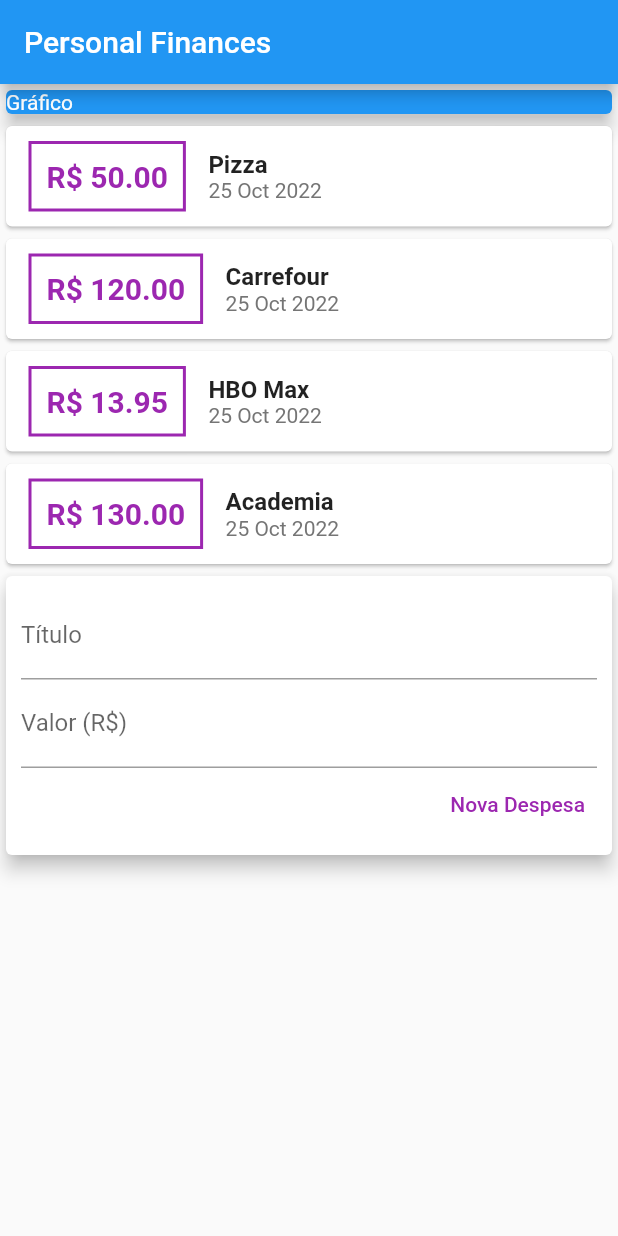
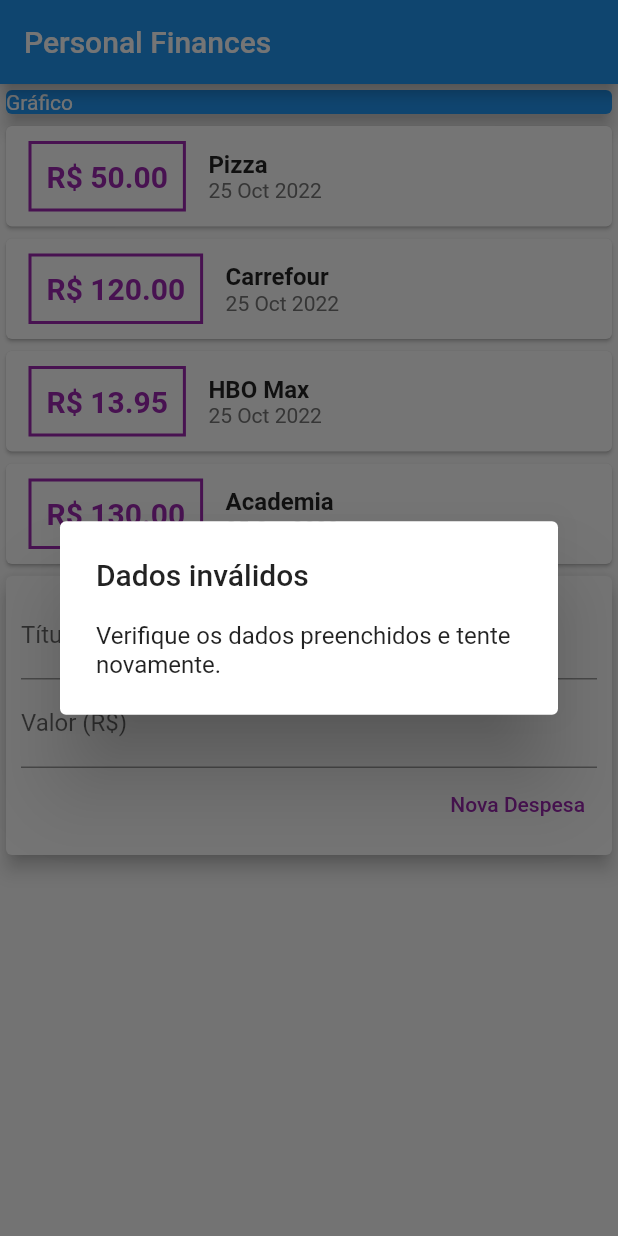
Before and after one commit to walissonsilva/flutter-expenses-app, a Flutter app: the screen it shows after launch, after a tap on "Nova Despesa", on a phone screen of 412 x 824 dp. Run offline on Flutter 3.47's test engine with Material 2 defaults, Android fonts, the phone set to English and light mode, and no system bars.

Commit message:
feat: divide app in more widgets

```diff
--- /dev/null
+++ b/lib/components/transaction_form.dart
@@ -0,0 +1,74 @@
+import 'package:flutter/material.dart';
+import 'package:flutter/src/widgets/container.dart';
+import 'package:flutter/src/widgets/framework.dart';
+
+class TransactionForm extends StatelessWidget {
+  final titleController = TextEditingController();
+  final valueController = TextEditingController();
+
+  final void Function(String title, double value) onSubmitTransaction;
+
+  TransactionForm({super.key, required this.onSubmitTransaction});
+
+  _handleSubmitForm(BuildContext context) {
+    final title = titleController.text;
+    final value = double.tryParse(valueController.text) ?? 0;
+
+    if (title.isEmpty || value <= 0) {
+      showDialog(
+          context: context,
+          builder: (builder) {
+            return const AlertDialog(
+                title: Text('Dados inválidos'),
+                content:
+                    Text('Verifique os dados preenchidos e tente novamente.'));
+          });
+      return;
+    }
+
+    onSubmitTransaction(title, value);
+  }
+
+  @override
+  Widget build(BuildContext context) {
+    return Card(
+      elevation: 5,
+      child: Padding(
+        padding: const EdgeInsets.all(10),
+        child: Column(children: <Widget>[
+          TextField(
+            controller: titleController,
+            decoration: const InputDecoration(
+              labelText: 'Título',
+            ),
+          ),
+          TextField(
+            controller: valueController,
+            keyboardType: TextInputType.numberWithOptions(
+              decimal: true,
+            ),
+            decoration: const InputDecoration(
+              labelText: 'Valor (R\$)',
+            ),
+            onSubmitted: (_) {
+              _handleSubmitForm(context);
+            },
+          ),
+          Row(
+            mainAxisAlignment: MainAxisAlignment.end,
+            children: [
+              TextButton(
+                  onPressed: () {
+                    _handleSubmitForm(context);
+                  },
+                  child: const Text(
+                    'Nova Despesa',
+                    style: TextStyle(color: Colors.purple),
+                  )),
+            ],
+          )
+        ]),
+      ),
+    );
+  }
+}
--- /dev/null
+++ b/lib/components/transaction_list.dart
@@ -0,0 +1,64 @@
+import 'package:finances/models/transaction.dart';
+import 'package:flutter/material.dart';
+import 'package:flutter/src/widgets/container.dart';
+import 'package:flutter/src/widgets/framework.dart';
+import 'package:intl/intl.dart';
+
+class TransactionList extends StatelessWidget {
+  final List<Transaction> transactions;
+
+  TransactionList({super.key, required this.transactions});
+
+  @override
+  Widget build(BuildContext context) {
+    return Container(
+      height: 300,
+      child: ListView.builder(
+        itemCount: transactions.length,
+        itemBuilder: (context, index) {
+          final transaction = transactions[index];
+          return Card(
+              child: Row(
+            children: [
+              Container(
+                margin: const EdgeInsets.symmetric(
+                  horizontal: 15,
+                  vertical: 10,
+                ),
+                decoration: BoxDecoration(
+                    border: Border.all(
+                  color: Colors.purple,
+                  width: 2,
+                )),
+                padding: const EdgeInsets.all(10),
+                child: Text(
+                  "R\$ ${transaction.value.toStringAsFixed(2)}",
+                  style: const TextStyle(
+                    color: Colors.purple,
+                    fontWeight: FontWeight.bold,
+                    fontSize: 20,
+                  ),
+                ),
+              ),
+              Column(
+                crossAxisAlignment: CrossAxisAlignment.start,
+                mainAxisAlignment: MainAxisAlignment.spaceBetween,
+                children: [
+                  Text(
+                    transaction.title,
+                    style: const TextStyle(
+                        fontWeight: FontWeight.bold, fontSize: 16),
+                  ),
+                  Text(
+                    DateFormat("d MMM y").format(transaction.date),
+                    style: TextStyle(color: Colors.grey[600]),
+                  )
+                ],
+              )
+            ],
+          ));
+        },
+      ),
+    );
+  }
+}
--- /dev/null
+++ b/lib/components/transaction_user.dart
@@ -0,0 +1,47 @@
+import 'dart:math';
+
+import 'package:finances/models/transaction.dart';
+import 'package:flutter/material.dart';
+import 'package:flutter/src/widgets/container.dart';
+import 'package:flutter/src/widgets/framework.dart';
+import 'transaction_form.dart';
+import 'transaction_list.dart';
+
+class TransactionUser extends StatefulWidget {
+  const TransactionUser({super.key});
+
+  @override
+  State<TransactionUser> createState() => _TransactionUserState();
+}
+
+class _TransactionUserState extends State<TransactionUser> {
+  final _transactions = [
+    Transaction(id: '1', title: 'Pizza', value: 50, date: DateTime.now()),
+    Transaction(id: '2', title: 'Carrefour', value: 120, date: DateTime.now()),
+    Transaction(id: '3', title: 'HBO Max', value: 13.95, date: DateTime.now()),
+    Transaction(id: '4', title: 'Academia', value: 130, date: DateTime.now()),
+  ];
+
+  _addTransaction(String title, double value) {
+    final newTransaction = Transaction(
+      id: Random().nextDouble().toString(),
+      title: title,
+      value: value,
+      date: DateTime.now(),
+    );
+
+    setState(() {
+      _transactions.add(newTransaction);
+    });
+  }
+
+  @override
+  Widget build(BuildContext context) {
+    return Column(
+      children: [
+        TransactionList(transactions: _transactions),
+        TransactionForm(onSubmitTransaction: _addTransaction),
+      ],
+    );
+  }
+}
--- a/lib/main.dart
+++ b/lib/main.dart
@@ -1,6 +1,5 @@
-import 'package:finances/models/transaction.dart';
+import 'package:finances/components/transaction_user.dart';
 import 'package:flutter/material.dart';
-import 'package:intl/intl.dart';
 
 main() => runApp(const FinancesApp());
 
@@ -9,24 +8,14 @@ class FinancesApp extends StatelessWidget {
 
   @override
   Widget build(BuildContext context) {
-    return MaterialApp(
+    return const MaterialApp(
       home: MyHomeScreen(),
     );
   }
 }
 
 class MyHomeScreen extends StatelessWidget {
-  final titleController = TextEditingController();
-  final valueController = TextEditingController();
-
-  final _transactions = [
-    Transaction(id: '1', title: 'Pizza', value: 50, date: DateTime.now()),
-    Transaction(id: '2', title: 'Carrefour', value: 120, date: DateTime.now()),
-    Transaction(id: '3', title: 'HBO Max', value: 13.95, date: DateTime.now()),
-    Transaction(id: '4', title: 'Academia', value: 130, date: DateTime.now()),
-  ];
-
-  MyHomeScreen({Key? key}) : super(key: key);
+  const MyHomeScreen({Key? key}) : super(key: key);
 
   @override
   Widget build(BuildContext context) {
@@ -34,8 +23,10 @@ class MyHomeScreen extends StatelessWidget {
       appBar: AppBar(
         title: const Text("Personal Finances"),
       ),
-      body: Column(
+      body: SingleChildScrollView(
+        child: Column(
           crossAxisAlignment: CrossAxisAlignment.stretch,
+          // ignore: prefer_const_literals_to_create_immutables
           children: [
             const Card(
               color: Colors.blue,
@@ -45,85 +36,9 @@ class MyHomeScreen extends StatelessWidget {
                 style: TextStyle(color: Colors.white),
               ),
             ),
-          Column(
-            children: _transactions
-                .map((transaction) => Card(
-                        child: Row(
-                      children: [
-                        Container(
-                          margin: const EdgeInsets.symmetric(
-                            horizontal: 15,
-                            vertical: 10,
+            const TransactionUser(),
+          ],
         ),
-                          decoration: BoxDecoration(
-                              border: Border.all(
-                            color: Colors.purple,
-                            width: 2,
-                          )),
-                          padding: const EdgeInsets.all(10),
-                          child: Text(
-                            "R\$ ${transaction.value.toStringAsFixed(2)}",
-                            style: const TextStyle(
-                              color: Colors.purple,
-                              fontWeight: FontWeight.bold,
-                              fontSize: 20,
-                            ),
-                          ),
-                        ),
-                        Column(
-                          crossAxisAlignment: CrossAxisAlignment.start,
-                          mainAxisAlignment: MainAxisAlignment.spaceBetween,
-                          children: [
-                            Text(
-                              transaction.title,
-                              style: const TextStyle(
-                                  fontWeight: FontWeight.bold, fontSize: 16),
-                            ),
-                            Text(
-                              DateFormat("d MMM y").format(transaction.date),
-                              style: TextStyle(color: Colors.grey[600]),
-                            )
-                          ],
-                        )
-                      ],
-                    )))
-                .toList(),
-          ),
-          Card(
-            elevation: 5,
-            child: Padding(
-              padding: const EdgeInsets.all(10),
-              child: Column(children: <Widget>[
-                TextField(
-                  controller: titleController,
-                  decoration: const InputDecoration(
-                    labelText: 'Título',
-                  ),
-                ),
-                TextField(
-                  controller: valueController,
-                  decoration: const InputDecoration(
-                    labelText: 'Valor (R\$)',
-                  ),
-                ),
-                Row(
-                  mainAxisAlignment: MainAxisAlignment.end,
-                  children: [
-                    TextButton(
-                        onPressed: () {
-                          print(titleController.text);
-                          print(valueController.text);
-                        },
-                        child: const Text(
-                          'Nova Despesa',
-                          style: TextStyle(color: Colors.purple),
-                        )),
-                  ],
-                )
-              ]),
-            ),
-          ),
-        ],
       ),
     );
   }
```
Lines whose indentation alone changed are shown as unchanged.
